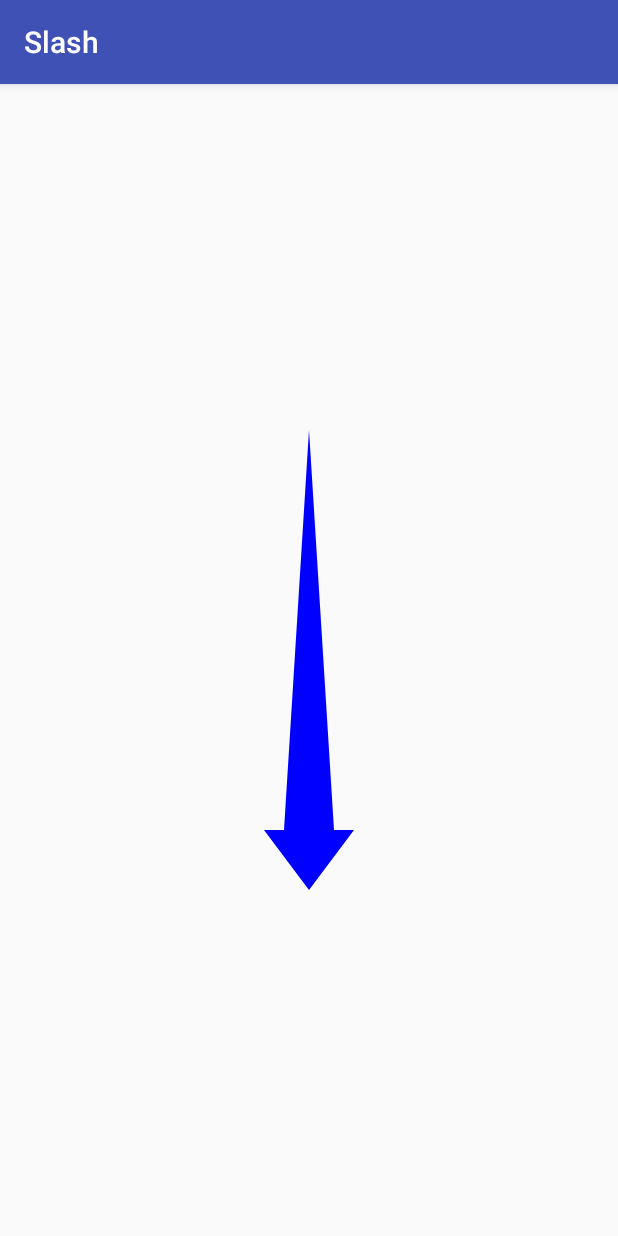
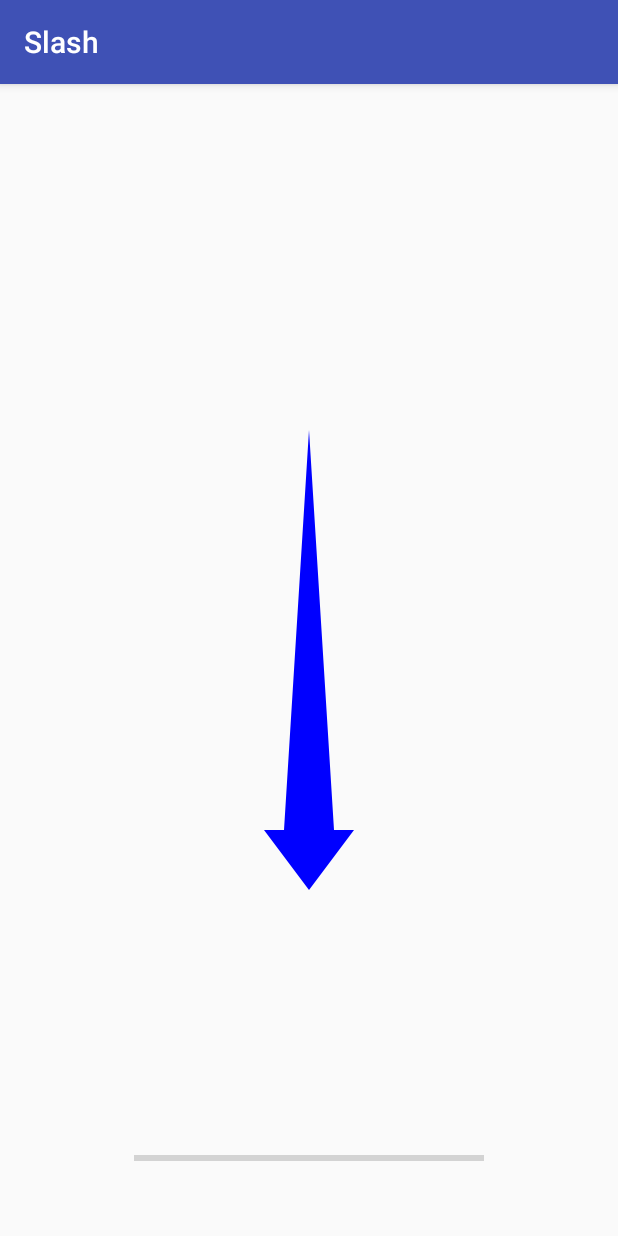
Before and after one commit to jballen73/Slash, an Android app: the GameActivity screen opened directly, with no data from a screen before it, on a phone screen of 412 x 824 dp. Run offline under Robolectric (Android 15) with nearby library versions, the phone set to English and light mode, and no system bars; 3 statements that could not run were skipped.

Commit message:
Created progress bar on game screen that constantly decrements in the background

```diff
--- a/app/src/main/java/projects/jballen/slash/GameActivity.java
+++ b/app/src/main/java/projects/jballen/slash/GameActivity.java
@@ -10,31 +10,42 @@ import android.support.v7.app.AppCompatActivity;
 import android.view.GestureDetector;
 import android.view.MotionEvent;
 import android.view.View;
+import android.widget.ProgressBar;
 
 public class GameActivity extends AppCompatActivity implements GestureDetector.OnGestureListener, GameCallbackInterface{
     private GestureDetectorCompat mDetector;
     private GameArrow gameArrow;
     private GameService gameService;
     private boolean isBound = false;
+    private ProgressBar gameTimerBar;
     @Override
     protected void onCreate(Bundle savedInstanceState) {
         super.onCreate(savedInstanceState);
         setContentView(R.layout.activity_game);
         mDetector = new GestureDetectorCompat(this, this);
         gameArrow = findViewById(R.id.gameArrow);
-
+        gameTimerBar = findViewById(R.id.gameTimerBar);
     }
     @Override
     protected void onStart() {
         super.onStart();
         Intent gameIntent = new Intent(this, GameService.class);
         bindService(gameIntent, gameServiceConnection, BIND_AUTO_CREATE);
+
+
     }
     @Override
     protected void onStop() {
         super.onStop();
         unbindService(gameServiceConnection);
         isBound = false;
+    }
+    @Override
+    public void updateProgressBar(int newValue) {
+        gameTimerBar.setProgress(newValue);
+        if (newValue == 0) {
+            gameService.stopTimer();
+        }
     }
     private ServiceConnection gameServiceConnection = new ServiceConnection() {
         @Override
@@ -43,6 +54,7 @@ public class GameActivity extends AppCompatActivity implements GestureDetector.O
             gameService = binder.getService();
             isBound = true;
             gameService.setCallbackInterface(GameActivity.this);
+            gameService.startTimer();
         }
 
         @Override
--- a/app/src/main/java/projects/jballen/slash/GameCallbackInterface.java
+++ b/app/src/main/java/projects/jballen/slash/GameCallbackInterface.java
@@ -2,4 +2,5 @@ package projects.jballen.slash;
 
 public interface GameCallbackInterface {
     void setArrow(int direction);
+    void updateProgressBar(int newValue);
 }
--- a/app/src/main/res/layout/activity_game.xml
+++ b/app/src/main/res/layout/activity_game.xml
@@ -18,4 +18,20 @@
         app:layout_constraintEnd_toEndOf="parent"
         app:layout_constraintStart_toStartOf="parent"
         app:layout_constraintTop_toTopOf="parent" />
+
+    <ProgressBar
+        android:id="@+id/gameTimerBar"
+        style="?android:attr/progressBarStyleHorizontal"
+        android:layout_width="233dp"
+        android:layout_height="27dp"
+        android:layout_marginBottom="8dp"
+        android:layout_marginEnd="8dp"
+        android:layout_marginStart="8dp"
+        android:layout_marginTop="8dp"
+        app:layout_constraintBottom_toBottomOf="parent"
+        app:layout_constraintEnd_toEndOf="parent"
+        app:layout_constraintHorizontal_bias="0.498"
+        app:layout_constraintStart_toStartOf="@+id/gameArrow"
+        app:layout_constraintTop_toTopOf="@+id/gameArrow"
+        app:layout_constraintVertical_bias="0.959" />
 </android.support.constraint.ConstraintLayout>
```
Also changed, not shown: app/src/main/java/projects/jballen/slash/GameService.java (+21 -1 lines).
